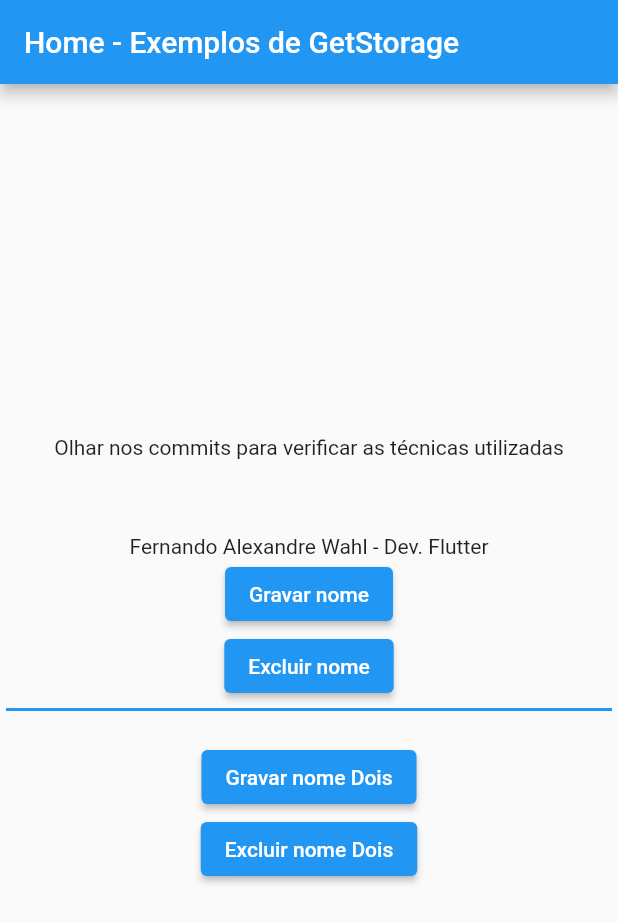
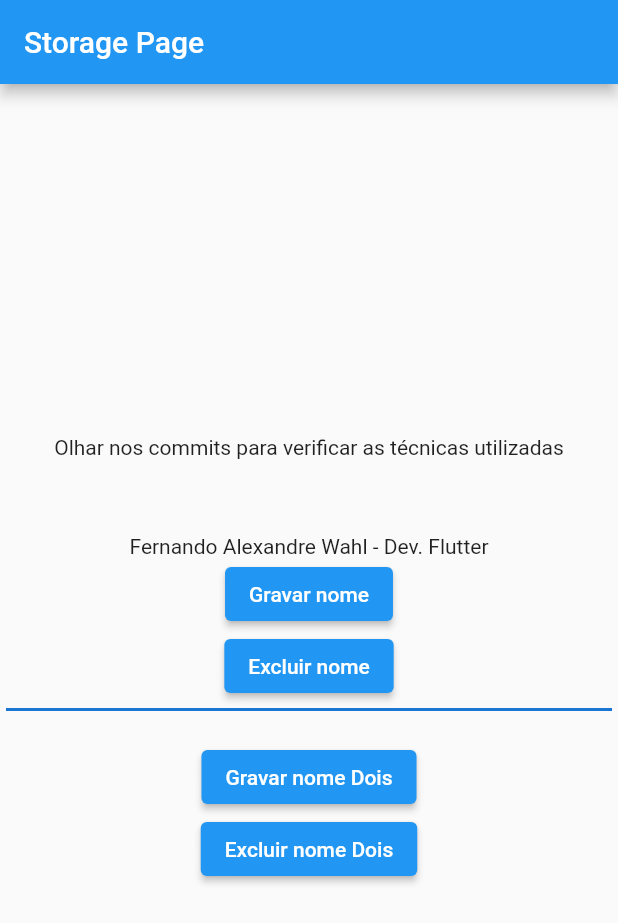
Before and after one commit to wahlfernando/get_storare_exemple, a Flutter app: the screen it shows after launch, after a tap on "Gravar nome", on a phone screen of 412 x 824 dp. Shown: the top 923 px of the screen. Run offline on Flutter 3.47's test engine with Material 2 defaults, Android fonts, the phone set to English and light mode, and no system bars; our stand-ins replace get_storage.

Commit message:
criando e usando uma classe para uso do GetStorage com as possibildiades de dos usos das extensions

```diff
--- a/lib/main.dart
+++ b/lib/main.dart
@@ -1,6 +1,7 @@
 import 'package:flutter/material.dart';
 import 'package:get_storage/get_storage.dart';
 import 'package:get_storage_exemple/pages/home/home_page.dart';
+import 'package:get_storage_exemple/pages/storage/storage_page.dart';
 
 void main() async{
   await GetStorage.init;
@@ -18,7 +19,8 @@ class MyApp extends StatelessWidget {
       theme: ThemeData(
         primarySwatch: Colors.blue,
       ),
-      home: const HomePage(),
+      // home: const HomePage(),
+      home: const StoragePage(),
     );
   }
 }
--- /dev/null
+++ b/lib/pages/storage/storage/storage.dart
@@ -0,0 +1,20 @@
+import 'package:get_storage/get_storage.dart';
+
+// storage
+class Storage {
+  final _name = ''.val('nameKey');
+  final _nameDois = ''.val(
+    'nameKey',
+    getBox: () => GetStorage('StorageDois'),
+  );
+
+  String get name => _name.val;
+  set name(String value) {
+    _name.val = value;
+  }
+
+  String get nameDois => _nameDois.val;
+  set nameDois(String value) {
+    _nameDois.val = value;
+  }
+}
--- /dev/null
+++ b/lib/pages/storage/storage_page.dart
@@ -0,0 +1,81 @@
+// Arquivo: storage_page
+import 'package:flutter/material.dart';
+import 'package:get_storage/get_storage.dart';
+import 'package:get_storage_exemple/pages/storage/storage/storage.dart';
+
+class StoragePage extends StatefulWidget {
+  const StoragePage({Key? key}) : super(key: key);
+
+  @override
+  State<StoragePage> createState() => _StoragePageState();
+}
+
+class _StoragePageState extends State<StoragePage> {
+  final storage = Storage();
+
+  @override
+  void initState() {
+    super.initState();
+  }
+
+
+  @override
+  Widget build(BuildContext context) {
+
+    return Scaffold(
+      appBar: AppBar(
+        title: const Text('Storage Page'),
+      ),
+      body: Center(
+        child: Column(
+          mainAxisAlignment: MainAxisAlignment.center,
+          children: [
+            const Text('Olhar nos commits para verificar as técnicas utilizadas'),
+            const SizedBox(
+              height: 50,
+            ),
+            Text(storage.name),
+            ElevatedButton(
+              onPressed: () {
+                storage.name = 'Fernando Alexandre Wahl - Dev. Flutter';
+                setState(() {});
+              },
+              child: const Text('Gravar nome'),
+            ),
+            ElevatedButton(
+              onPressed: () {
+                storage.name = '';
+                setState(() {});
+              },
+              child: const Text('Excluir nome'),
+            ),
+            Padding(
+              padding: const EdgeInsets.all(4.0),
+              child: Container(
+                color: Theme.of(context).primaryColorDark,
+                width: MediaQuery.of(context).size.width,
+                height: 2,
+              ),
+            ),
+            Text(storage.nameDois),
+            ElevatedButton(
+              onPressed: () {
+                storage.nameDois =  'Desenvolvimento Flutter';
+                setState(() {});
+              },
+              child: const Text('Gravar nome Dois'),
+            ),
+            ElevatedButton(
+              onPressed: () {
+                storage.nameDois = '';
+                setState(() {});
+              },
+              child: const Text('Excluir nome Dois'),
+            ),
+
+          ],
+        ),
+      ),
+    );
+  }
+}
```
